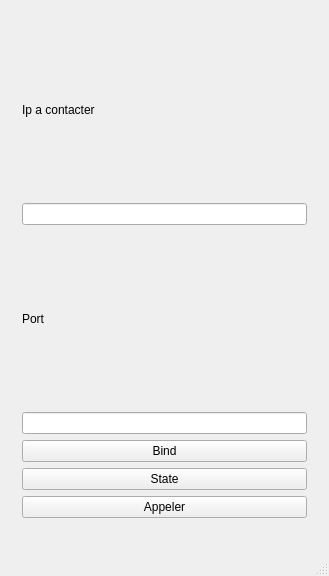
Above: Babel/babel.ui from RemiGuillard/Troll-Babel before the change. Below: the same form after it.
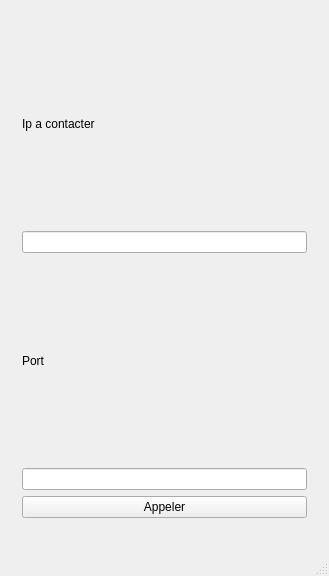
That is the form after the change. The open tabs and pages were chosen to show the change. Icons and pictures are not drawn.

Commit message: Commit d?un client sain avant int?gration de la lib audio

The edit to the form file:
```diff
--- a/Babel/babel.ui
+++ b/Babel/babel.ui
@@ -296,20 +296,6 @@
           </property>
          </widget>
         </item>
-        <item row="4" column="0">
-         <widget class="QPushButton" name="bindButton">
-          <property name="text">
-           <string>Bind</string>
-          </property>
-         </widget>
-        </item>
-        <item row="5" column="0">
-         <widget class="QPushButton" name="stateButton">
-          <property name="text">
-           <string>State</string>
-          </property>
-         </widget>
-        </item>
        </layout>
       </widget>
       <widget class="QWidget" name="Calling">
```
Left out of the diff: 11 changed lines with no effect on the pictures. The commit also changes 2 other files.
